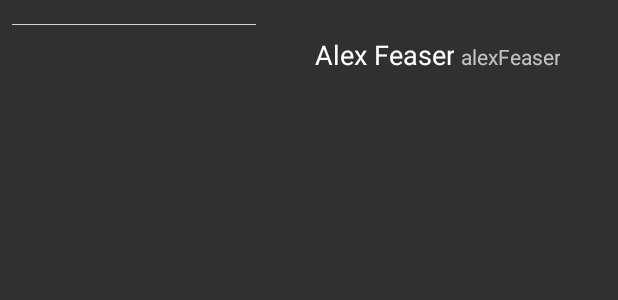
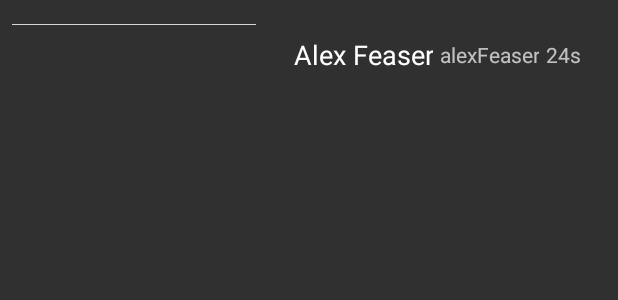
Before and after one commit to AFeas1987/CodePath_TwitterClone, an Android app: the layout item_tweet.xml on its own in the app's theme, with its tools: preview values and no code run, on a phone screen of 412 x 824 dp. Shown: the top 300 px of the screen. Run offline under Robolectric (Android 15) with nearby library versions, the phone set to English and light mode, and no system bars.

Commit message:
Minor updates.  -AF

```diff
--- a/app/build.gradle
+++ b/app/build.gradle
@@ -6,7 +6,7 @@ android {
 
     defaultConfig {
         applicationId "com.codepath.apps.restclienttemplate"
-        minSdkVersion 17
+        minSdkVersion 24
         targetSdkVersion 27
 
         // Room schemas
--- a/app/src/main/java/com/codepath/apps/twitterclone/LoginActivity.java
+++ b/app/src/main/java/com/codepath/apps/twitterclone/LoginActivity.java
@@ -31,6 +31,7 @@ public class LoginActivity extends OAuthLoginActionBarActivity<TwitterClient> {
 		Log.d("_AF", "~~~~~~~~Twitter login success~~~~~~~~");
 		 Intent i = new Intent(this, TimelineActivity.class);
 		 startActivity(i);
+		 finish();
 	}
 
 	// OAuth authentication flow failed, handle the error
--- a/app/src/main/res/layout/item_tweet.xml
+++ b/app/src/main/res/layout/item_tweet.xml
@@ -46,7 +46,7 @@
         android:layout_height="wrap_content"
         android:layout_marginStart="8dp"
         android:layout_marginTop="8dp"
-        android:gravity="center_horizontal"
+        android:gravity="center"
         android:orientation="horizontal"
         app:layout_constraintEnd_toEndOf="parent"
         app:layout_constraintStart_toEndOf="@+id/ivProfilePic"
@@ -78,6 +78,19 @@
             app:layout_constraintEnd_toEndOf="parent"
             tools:layout_editor_absoluteY="78dp"
             tools:text="alexFeaser" />
+
+        <TextView
+            android:id="@+id/tvCreated"
+            android:layout_width="wrap_content"
+            android:layout_height="wrap_content"
+            android:ellipsize="marquee"
+            android:gravity="center"
+            android:paddingStart="4dp"
+            android:singleLine="true"
+            android:textSize="14sp"
+            app:layout_constraintEnd_toEndOf="parent"
+            tools:layout_editor_absoluteY="78dp"
+            tools:text="24s" />
     </LinearLayout>
 
 </androidx.constraintlayout.widget.ConstraintLayout>
```
Also changed, not shown: app/src/main/java/com/codepath/apps/twitterclone/TimelineActivity.java (+11 -11 lines), app/src/main/java/com/codepath/apps/twitterclone/adapters/TweetAdapter.java (+8 -1 lines), app/src/main/java/com/codepath/apps/twitterclone/models/Tweet.java (+33 -2 lines), app/src/main/java/com/codepath/apps/twitterclone/models/TweetViewModel.java (+8 -6 lines).
